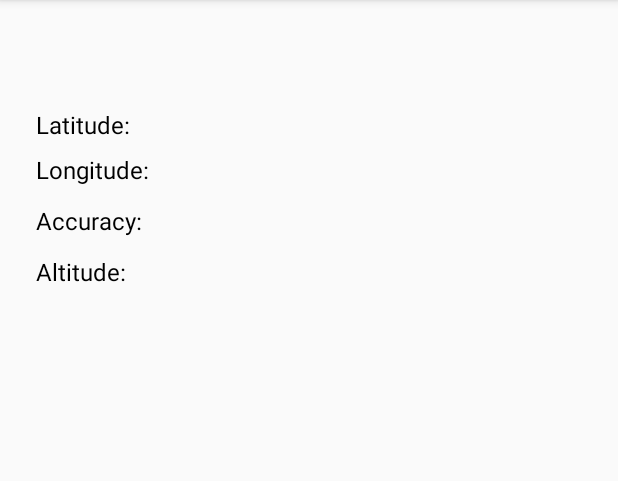
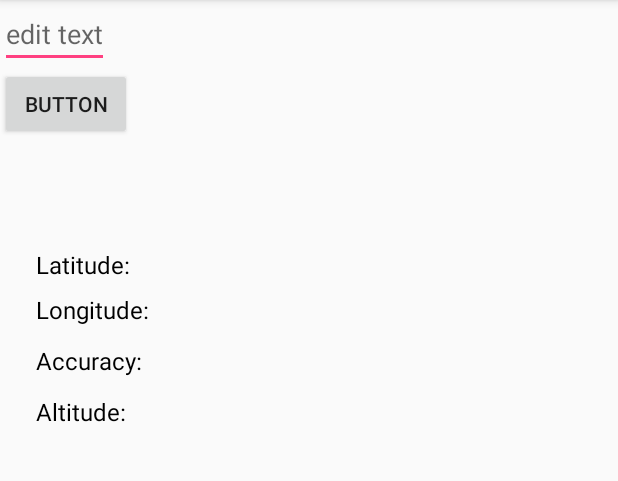
Before and after one commit to mkalenicz/fplaces, an Android app: the screen it shows after launch (MainActivity), on a phone screen of 412 x 824 dp, the part 84-565 px from its top. Run offline under Robolectric (Android 15) with nearby library versions, the phone set to English and light mode, and no system bars; our stand-ins replace ButterKnife; libraries missing offline, so code that uses them is left out: io.realm; 2 statements that could not run were skipped.

Commit message:
Realm - save name of place onClick button

```diff
--- a/app/build.gradle
+++ b/app/build.gradle
@@ -1,4 +1,5 @@
 apply plugin: 'com.android.application'
+apply plugin: 'realm-android'
 
 android {
     compileSdkVersion 25
--- a/app/src/main/java/com/kalenicz/maciej/fplaces/MainActivity.java
+++ b/app/src/main/java/com/kalenicz/maciej/fplaces/MainActivity.java
@@ -1,6 +1,7 @@
 package com.kalenicz.maciej.fplaces;
 
 import android.Manifest;
+import android.content.Context;
 import android.content.pm.PackageManager;
 import android.location.Location;
 import android.os.Build;
@@ -9,14 +10,22 @@ import android.support.v4.app.ActivityCompat;
 import android.support.v4.content.ContextCompat;
 import android.support.v7.app.AppCompatActivity;
 import android.os.Bundle;
+import android.util.Log;
 import android.view.Menu;
 import android.view.MenuItem;
+import android.view.View;
+import android.widget.Button;
+import android.widget.EditText;
 import android.widget.TextView;
 import android.widget.Toast;
 
 import com.google.android.gms.location.FusedLocationProviderClient;
 import com.google.android.gms.location.LocationServices;
 import com.google.android.gms.tasks.OnSuccessListener;
+
+import butterknife.OnClick;
+import io.realm.Realm;
+import io.realm.RealmConfiguration;
 
 
 public class MainActivity extends AppCompatActivity {
@@ -27,15 +36,24 @@ public class MainActivity extends AppCompatActivity {
     public TextView mAccuracy;
     public TextView mAltitude;
 
+    //private DataPicker InputWhen;
+    public EditText InputNamePlace;
+    public Button button;
+    private Realm realm;
+
     @Override
     protected void onCreate(Bundle savedInstanceState) {
         super.onCreate(savedInstanceState);
         setContentView(R.layout.activity_main);
+        Realm.init(this);
+        realm = Realm.getDefaultInstance();
 
         mLatitudeText = (TextView) findViewById((R.id.latTextView));
         mLongitudeText = (TextView) findViewById((R.id.lonTextView));
         mAccuracy = (TextView) findViewById((R.id.accTextView));
         mAltitude = (TextView) findViewById((R.id.altTextView));
+        InputNamePlace = (EditText) findViewById(R.id.InputNamePlace);
+        button = (Button) findViewById(R.id.button);
 
         mFusedLocationClient = LocationServices.getFusedLocationProviderClient(this);
 
@@ -46,8 +64,15 @@ public class MainActivity extends AppCompatActivity {
             }
         }
 
+        button.setOnClickListener(new View.OnClickListener() {
+            @Override
+            public void onClick(View v) {
+                saveToRealm();
+                Log.d("Tag", realm.where(Coordinates.class).findAll().toString());
+            }
+        });
+
     }
-
 
     private void getLastLocation() {
 
@@ -61,7 +86,7 @@ public class MainActivity extends AppCompatActivity {
                     public void onSuccess(Location location) {
                         if (location != null) {
                             mLatitudeText.setText(String.format("Latitude: %1$,.5f", location.getLatitude()));
-                            mLongitudeText.setText(String.format("Longitude: %1$,.5f",location.getLongitude()));
+                            mLongitudeText.setText(String.format("Longitude: %1$,.5f", location.getLongitude()));
                             mAccuracy.setText(String.format("Accuracy: %1$,.5f ", location.getAccuracy()));
                             mAltitude.setText(String.format("Altitude: %1$,.5f ", location.getAltitude()));
                         }
@@ -80,6 +105,15 @@ public class MainActivity extends AppCompatActivity {
         }
     }
 
+    private void saveToRealm() {
+        String place = InputNamePlace.getText().toString();
+        long now = System.currentTimeMillis();
+
+        Coordinates coordinates = new Coordinates(now, place, 2.2, 2.2, 2.2, 2.2);
+        realm.beginTransaction();
+        realm.copyToRealm(coordinates);
+        realm.commitTransaction();
+    }
 
     @Override
     public boolean onCreateOptionsMenu(Menu menu) {
--- a/app/src/main/res/layout/activity_main.xml
+++ b/app/src/main/res/layout/activity_main.xml
@@ -1,11 +1,24 @@
 <?xml version="1.0" encoding="utf-8"?>
-<RelativeLayout xmlns:android="http://schemas.android.com/apk/res/android"
+<LinearLayout xmlns:android="http://schemas.android.com/apk/res/android"
     android:id="@+id/my_recycler_view"
     android:layout_width="match_parent"
     android:layout_height="match_parent"
     android:orientation="vertical"
     android:scrollbars="vertical">
 
+
+
+    <EditText
+    android:id="@+id/InputNamePlace"
+    android:hint="edit text"
+    android:layout_width="wrap_content"
+    android:layout_height="wrap_content" />
+    <Button
+        android:id="@+id/button"
+        android:layout_width="wrap_content"
+        android:layout_height="wrap_content"
+        android:text="Button"
+        android:onClick=""/>
     <TextView
         android:id="@+id/latTextView"
         android:layout_width="wrap_content"
@@ -53,4 +66,4 @@
         android:textColor="@android:color/black"
         android:textSize="16dp" />
 
-</RelativeLayout>
+</LinearLayout>
--- a/build.gradle
+++ b/build.gradle
@@ -7,7 +7,7 @@ buildscript {
     }
     dependencies {
         classpath 'com.android.tools.build:gradle:2.3.3'
-
+        classpath "io.realm:realm-gradle-plugin:3.5.0"
         // NOTE: Do not place your application dependencies here; they belong
         // in the individual module build.gradle files
     }
```
Also changed, not shown: app/src/main/java/com/kalenicz/maciej/fplaces/Coordinates.java (added, +83 -0 lines).
